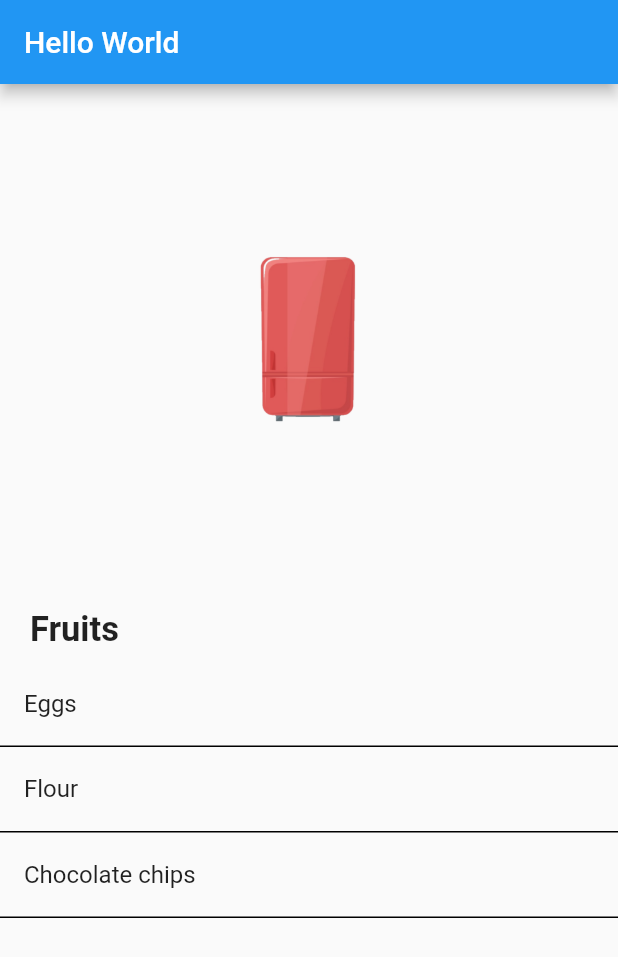
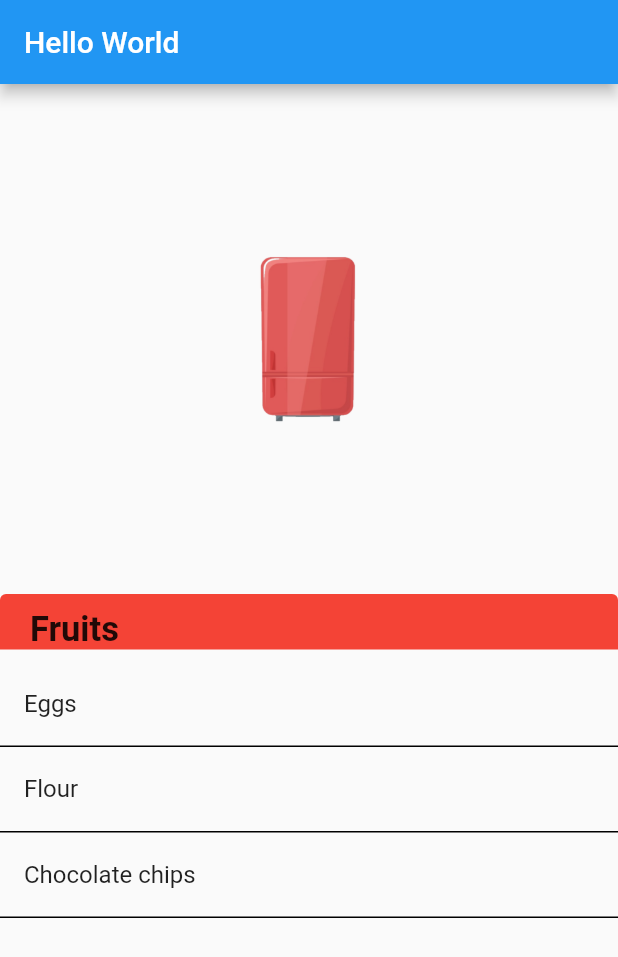
Before and after one commit to SideProjectHub/KitchenReceiptDatabase, a Flutter app: the screen it shows after launch, on a phone screen of 412 x 824 dp. Shown: the top 957 px of the screen. Run offline on Flutter 3.47's test engine with Material 2 defaults, Android fonts, the light colour scheme and no system bars; missing offline and left inert: dart:html.

Commit message:
Added some boxed decoration

```diff
--- a/frontend/project/lib/Screens/FoodPage/Components/food_list.dart
+++ b/frontend/project/lib/Screens/FoodPage/Components/food_list.dart
@@ -28,15 +28,25 @@ class _FoodListState extends State<FoodList> {
       child: Column(
         //title here
         children: <Widget>[
-          Row(children: <Widget>[
+          Container(
+            decoration: BoxDecoration(
+              borderRadius: BorderRadius.only(
+                  topLeft: Radius.circular(4), topRight: Radius.circular(4)),
+              shape: BoxShape.rectangle,
+              color: Colors.red,
+            ),
+            child: Row(
+              children: <Widget>[
                 Padding(
                   padding: const EdgeInsets.only(top: 10.0, left: 20),
                   child: Text(
                     '${widget.category}',
                     style: TextStyle(fontWeight: FontWeight.bold, fontSize: 23),
                   ),
-            )
-          ]),
+                ),
+              ],
+            ),
+          ),
           ListView(
             shrinkWrap: true,
             padding: EdgeInsets.symmetric(vertical: 8.0),
```
Lines whose indentation alone changed are shown as unchanged.
